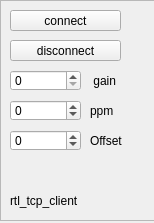
The window that devices/rtl_tcp/rtl_tcp-widget.ui (JvanKatwijk/qt-dab) describes before a commit, drawn with Qt 5.
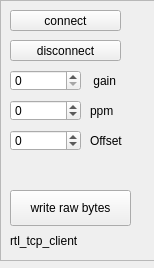
The same window after the commit.

Diff of the .ui file:
```diff
--- a/devices/rtl_tcp/rtl_tcp-widget.ui
+++ b/devices/rtl_tcp/rtl_tcp-widget.ui
@@ -7,7 +7,7 @@
     <x>0</x>
     <y>0</y>
     <width>154</width>
-    <height>223</height>
+    <height>268</height>
    </rect>
   </property>
   <property name="windowTitle">
@@ -19,7 +19,7 @@
      <x>0</x>
      <y>0</y>
      <width>161</width>
-     <height>221</height>
+     <height>261</height>
     </rect>
    </property>
    <property name="frameShape">
@@ -32,7 +32,7 @@
     <property name="geometry">
      <rect>
       <x>10</x>
-      <y>190</y>
+      <y>230</y>
       <width>111</width>
       <height>21</height>
      </rect>
@@ -171,6 +171,19 @@
      <string>Offset</string>
     </property>
    </widget>
+   <widget class="QPushButton" name="dumpButton">
+    <property name="geometry">
+     <rect>
+      <x>10</x>
+      <y>190</y>
+      <width>121</width>
+      <height>36</height>
+     </rect>
+    </property>
+    <property name="text">
+     <string>write raw bytes</string>
+    </property>
+   </widget>
   </widget>
  </widget>
  <resources/>
```
